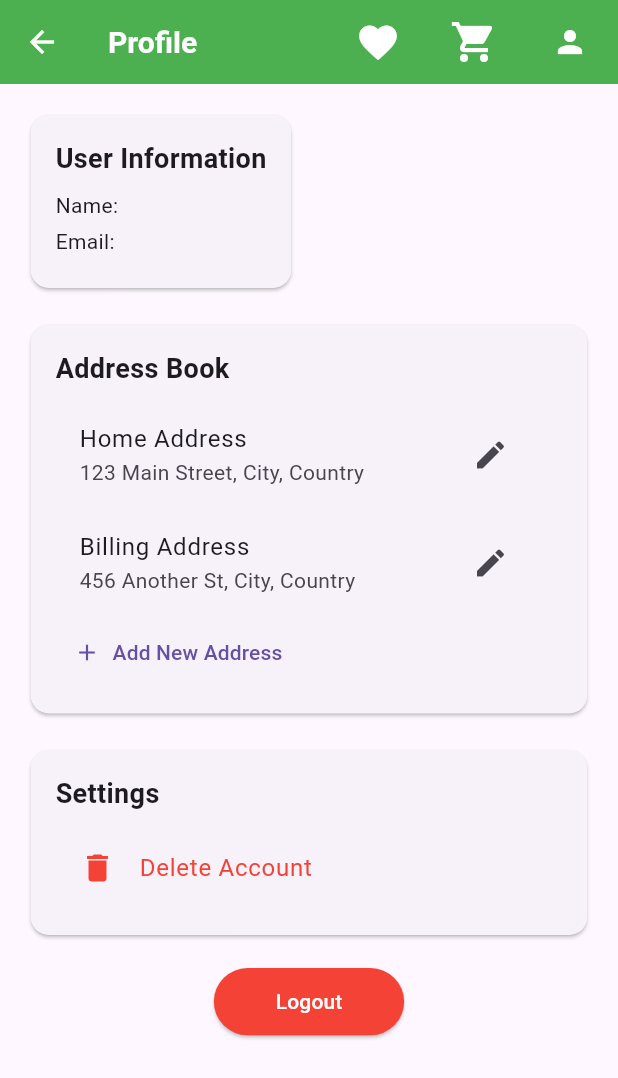
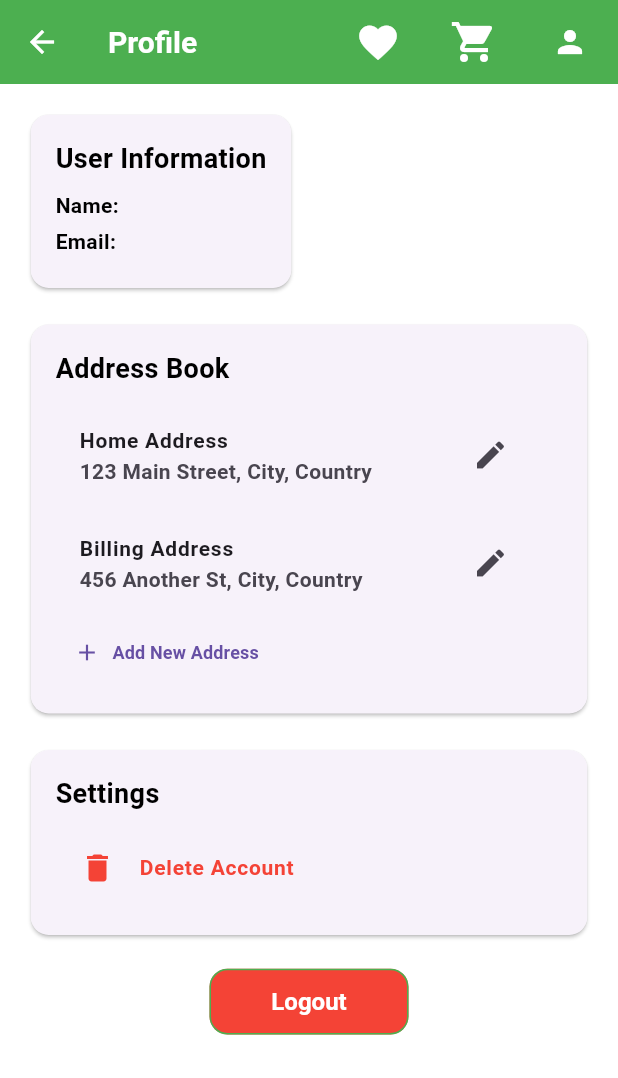
Before and after one commit to void-craft/flutter-ecommerce-app, a Flutter app: the ProfileScreen screen opened directly, on a phone screen of 412 x 824 dp. Shown: the top 1078 px of the screen. Run offline on Flutter 3.47's test engine with Material 3 defaults, Android fonts, the phone set to English and light mode, and no system bars; our stand-ins replace cloud_firestore, equatable, firebase_auth, firebase_core, flutter_bloc, flutter_rating_bar and 2 more; accounts and stored records are empty; network calls fail; Roboto replaces fonts that are missing (Poppins).

Commit message:
adding data for light and dark theme implementation

```diff
--- a/lib/main.dart
+++ b/lib/main.dart
@@ -1,4 +1,5 @@
 import 'package:bagit/screens/base/base.dart';
+import 'package:bagit/utils/theme/theme.dart';
 import 'package:flutter/material.dart';
 import 'package:firebase_core/firebase_core.dart';
 import 'firebase_options.dart';
@@ -14,9 +15,12 @@ class MyApp extends StatelessWidget {
 
   @override
   Widget build(BuildContext context) {
-    return const MaterialApp(
+    return MaterialApp(
+      themeMode: ThemeMode.system,
+      theme: CustomAppTheme.lightTheme,
+      darkTheme: CustomAppTheme.darkTheme,
       title: 'BagIt',
-      home: BaseApp(),
+      home: const BaseApp(),
     );
   }
 }
--- /dev/null
+++ b/lib/utils/theme/custom_theme/appbar_theme.dart
@@ -0,0 +1,25 @@
+import 'package:flutter/material.dart';
+class CustomAppBarTheme{
+
+  CustomAppBarTheme._();
+  static const lightAppBarTheme = AppBarTheme (
+    elevation: 0,
+    centerTitle: false,
+    scrolledUnderElevation: 0,
+    backgroundColor: Colors.transparent,
+    surfaceTintColor: Colors.transparent,
+    iconTheme: IconThemeData(color: Colors.black, size: 24),
+    actionsIconTheme: IconThemeData (color: Colors.black, size: 24),
+    titleTextStyle: TextStyle(fontSize: 18.0, fontWeight: FontWeight.w600, color: Colors.black),
+  );
+  static const darkAppBarTheme = AppBarTheme (
+    elevation: 0,
+    centerTitle: false,
+    scrolledUnderElevation: 0,
+    backgroundColor: Colors.transparent,
+    surfaceTintColor: Colors.transparent,
+    iconTheme: IconThemeData (color: Colors.black, size: 24),
+    actionsIconTheme: IconThemeData (color: Colors. white, size: 24),
+    titleTextStyle: TextStyle(fontSize: 18.0, fontWeight: FontWeight.w600, color: Colors.white)
+  );
+}
--- /dev/null
+++ b/lib/utils/theme/custom_theme/bottom_sheet_theme.dart
@@ -0,0 +1,21 @@
+import 'package:flutter/material.dart';
+
+class CustomBottomSheetTheme {
+  CustomBottomSheetTheme._();
+
+  static BottomSheetThemeData lightBottomSheetTheme = BottomSheetThemeData(
+    showDragHandle: true,
+    backgroundColor: Colors.white,
+    modalBackgroundColor: Colors.white,
+    constraints: const BoxConstraints(minWidth: double.infinity),
+    shape: RoundedRectangleBorder(borderRadius: BorderRadius.circular(16)),
+  );
+
+  static BottomSheetThemeData darkBottomSheetTheme = BottomSheetThemeData(
+    showDragHandle: true,
+    backgroundColor: Colors.black,
+    modalBackgroundColor: Colors.black,
+    constraints: const BoxConstraints(minWidth: double.infinity),
+    shape: RoundedRectangleBorder(borderRadius: BorderRadius.circular(16)),
+  );
+}
--- /dev/null
+++ b/lib/utils/theme/custom_theme/checkbox_theme.dart
@@ -0,0 +1,41 @@
+import 'package:flutter/material.dart';
+
+class CustomCheckboxTheme {
+  CustomCheckboxTheme._();
+
+  static CheckboxThemeData lightCheckboxTheme = CheckboxThemeData(
+    shape: RoundedRectangleBorder (borderRadius: BorderRadius.circular (4)),
+    checkColor: WidgetStateProperty.resolveWith((states) {
+      if (states.contains (WidgetState.selected)) {
+        return Colors.white;
+      } else {
+        return Colors.black;
+      }
+    }),
+    fillColor: WidgetStateProperty.resolveWith((states) {
+      if (states.contains (WidgetState.selected)) {
+        return Colors.green;
+      } else {
+        return Colors. transparent;
+      }
+    }),
+  );
+
+  static CheckboxThemeData darkCheckboxTheme = CheckboxThemeData(
+    shape: RoundedRectangleBorder (borderRadius: BorderRadius.circular (4)),
+    checkColor: WidgetStateProperty.resolveWith((states) {
+      if (states.contains (WidgetState.selected)) {
+        return Colors.white;
+      } else {
+        return Colors.black;
+      }
+    }),
+    fillColor: WidgetStateProperty.resolveWith((states) {
+      if (states.contains (WidgetState.selected)) {
+        return Colors.green;
+      } else {
+        return Colors. transparent;
+      }
+    }),
+  );
+}
--- /dev/null
+++ b/lib/utils/theme/custom_theme/chip_theme.dart
@@ -0,0 +1,20 @@
+import 'package:flutter/material.dart';
+
+class CustomChipTheme {
+  CustomChipTheme._();
+  static ChipThemeData lightChipTheme = ChipThemeData(
+    disabledColor: Colors.grey.withOpacity (0.4),
+    labelStyle: const TextStyle(color: Colors.black),
+    selectedColor: Colors.green,
+    padding: const EdgeInsets. symmetric (horizontal: 12.0, vertical: 12),
+    checkmarkColor: Colors.white,
+  );
+
+  static ChipThemeData darkChipTheme = const ChipThemeData(
+    disabledColor: Colors.grey,
+    labelStyle: TextStyle(color: Colors.white),
+    selectedColor: Colors.green,
+    padding: EdgeInsets. symmetric (horizontal: 12.0, vertical: 12),
+    checkmarkColor: Colors.white,
+  );
+}
--- /dev/null
+++ b/lib/utils/theme/custom_theme/elevated_button_theme.dart
@@ -0,0 +1,34 @@
+import 'package:flutter/material.dart';
+
+class CustomElevatedButtonTheme {
+  CustomElevatedButtonTheme._();
+
+  static final lightElevatedButtonTheme = ElevatedButtonThemeData(
+    style: ElevatedButton.styleFrom(
+      elevation: 0,
+      foregroundColor: Colors.white,
+      backgroundColor: Colors.green,
+      disabledForegroundColor: Colors.grey,
+      disabledBackgroundColor: Colors.grey,
+      side: const BorderSide(color: Colors.green),
+      padding: const EdgeInsets.symmetric(vertical: 18),
+      textStyle: const TextStyle(fontSize: 16, color: Colors.white, fontWeight: FontWeight.w600),
+      shape: RoundedRectangleBorder(borderRadius: BorderRadius.circular(12)),
+    )
+  );
+
+  static final darkElevatedButtonTheme = ElevatedButtonThemeData(
+    style: ElevatedButton.styleFrom(
+      elevation: 0,
+      foregroundColor: Colors.white,
+      backgroundColor: Colors.green,
+      disabledForegroundColor: Colors.grey,
+      disabledBackgroundColor: Colors.grey,
+      side: const BorderSide(color: Colors.green),
+      padding: const EdgeInsets.symmetric(vertical: 18),
+      textStyle: const TextStyle(fontSize: 16, color: Colors.white, fontWeight: FontWeight.w600),
+      shape: RoundedRectangleBorder(borderRadius: BorderRadius.circular(12)),
+    )
+  );
+
+}
--- /dev/null
+++ b/lib/utils/theme/custom_theme/outlined_button_theme.dart
@@ -0,0 +1,26 @@
+import 'package:flutter/material.dart';
+
+class CustomOutlinedButtonTheme {
+  CustomOutlinedButtonTheme._();
+
+  static final lightOutlinedButtonTheme = OutlinedButtonThemeData(
+    style: OutlinedButton.styleFrom(
+      elevation: 0,
+      foregroundColor: Colors.black,
+      side: const BorderSide (color: Colors.green),
+      textStyle: const TextStyle (fontSize: 16, color: Colors.black, fontWeight: FontWeight.w600),
+      padding: const EdgeInsets.symmetric (vertical: 16, horizontal: 20),
+      shape: RoundedRectangleBorder (borderRadius: BorderRadius. circular (14)),
+    ),
+  );
+
+  static final darkOutlinedButtonTheme = OutlinedButtonThemeData(
+    style: OutlinedButton.styleFrom(
+      foregroundColor: Colors.white,
+      side: const BorderSide (color: Colors.green),
+      textStyle: const TextStyle (fontSize: 16, color: Colors.white, fontWeight: FontWeight.w600),
+      padding: const EdgeInsets.symmetric (vertical: 16, horizontal: 20),
+      shape: RoundedRectangleBorder (borderRadius: BorderRadius.circular (14)),
+    ),
+  );
+}
--- /dev/null
+++ b/lib/utils/theme/custom_theme/text_field_theme.dart
@@ -0,0 +1,63 @@
+import 'package:flutter/material.dart';
+class CustomTextFormFieldTheme {
+  CustomTextFormFieldTheme._();
+  static InputDecorationTheme lightInputDecorationTheme = InputDecorationTheme (
+    errorMaxLines: 3,
+    prefixIconColor: Colors.grey,
+    suffixIconColor: Colors.grey,
+    labelStyle: const TextStyle().copyWith (fontSize: 14, color: Colors.black),
+    hintStyle: const TextStyle().copyWith (fontSize: 14, color: Colors.black),
+    errorStyle: const TextStyle().copyWith (fontStyle: FontStyle.normal),
+    floatingLabelStyle: const TextStyle().copyWith(color: Colors.black.withOpacity(0.8)),
+    border: const OutlineInputBorder().copyWith(
+      borderRadius: BorderRadius.circular (14),
+      borderSide: const BorderSide (width: 1, color: Colors.grey),
+    ),
+    enabledBorder: const OutlineInputBorder().copyWith(
+      borderRadius: BorderRadius.circular(14),
+      borderSide: const BorderSide (width: 1, color: Colors.grey),
+    ),
+    focusedBorder: const OutlineInputBorder().copyWith(
+      borderRadius: BorderRadius.circular (14),
+      borderSide: const BorderSide (width: 1, color: Colors.black12),
+    ),
+    errorBorder: const OutlineInputBorder().copyWith(
+      borderRadius: BorderRadius.circular (14),
+      borderSide: const BorderSide (width: 1, color: Colors.red),
+    ),
+    focusedErrorBorder: const OutlineInputBorder().copyWith(
+      borderRadius: BorderRadius.circular (14),
+      borderSide: const BorderSide (width: 2, color: Colors.orange),
+    ),
+  );
+
+  static InputDecorationTheme darkInputDecorationTheme = InputDecorationTheme (
+    errorMaxLines: 3,
+    prefixIconColor: Colors.grey,
+    suffixIconColor: Colors.grey,
+    labelStyle: const TextStyle().copyWith (fontSize: 14, color: Colors.white),
+    hintStyle: const TextStyle().copyWith (fontSize: 14, color: Colors.white),
+    errorStyle: const TextStyle().copyWith (fontStyle: FontStyle.normal),
+    floatingLabelStyle: const TextStyle().copyWith(color: Colors.white.withOpacity(0.8)),
+    border: const OutlineInputBorder().copyWith(
+      borderRadius: BorderRadius.circular (14),
+      borderSide: const BorderSide (width: 1, color: Colors.grey),
+    ),
+    enabledBorder: const OutlineInputBorder().copyWith(
+      borderRadius: BorderRadius.circular(14),
+      borderSide: const BorderSide (width: 1, color: Colors.grey),
+    ),
+    focusedBorder: const OutlineInputBorder().copyWith(
+      borderRadius: BorderRadius.circular (14),
+      borderSide: const BorderSide (width: 1, color: Colors.white),
+    ),
+    errorBorder: const OutlineInputBorder().copyWith(
+      borderRadius: BorderRadius.circular (14),
+      borderSide: const BorderSide (width: 1, color: Colors.red),
+    ),
+    focusedErrorBorder: const OutlineInputBorder().copyWith(
+      borderRadius: BorderRadius.circular (14),
+      borderSide: const BorderSide (width: 2, color: Colors.orange),
+    ),
+  );
+}
--- /dev/null
+++ b/lib/utils/theme/custom_theme/text_theme.dart
@@ -0,0 +1,38 @@
+import 'package:flutter/material.dart';
+
+class CustomTextTheme {
+  CustomTextTheme._();
+  static TextTheme lightTextTheme = TextTheme(
+    headlineLarge: const TextStyle().copyWith(fontSize: 32.0, fontWeight: FontWeight.bold, color: Colors.black),
+    headlineMedium: const TextStyle().copyWith(fontSize: 24.0, fontWeight: FontWeight.w600, color: Colors.black),
+    headlineSmall: const TextStyle().copyWith(fontSize: 18.0, fontWeight: FontWeight.w600, color: Colors.black),
+
+    titleLarge: const TextStyle().copyWith(fontSize: 16.0, fontWeight: FontWeight.bold, color: Colors.black),
+    titleMedium: const TextStyle().copyWith(fontSize: 16.0, fontWeight: FontWeight.w600, color: Colors.black),
+    titleSmall: const TextStyle().copyWith(fontSize: 16.0, fontWeight: FontWeight.w600, color: Colors.black),
+
+    bodyLarge: const TextStyle().copyWith(fontSize: 14.0, fontWeight: FontWeight.bold, color: Colors.black),
+    bodyMedium: const TextStyle().copyWith(fontSize: 14.0, fontWeight: FontWeight.w600, color: Colors.black),
+    bodySmall: const TextStyle().copyWith(fontSize: 14.0, fontWeight: FontWeight.w600, color: Colors.black),
+
+
+    labelLarge: const TextStyle().copyWith(fontSize: 12.0, fontWeight: FontWeight.w600, color: Colors.black),
+    labelMedium: const TextStyle().copyWith(fontSize: 12.0, fontWeight: FontWeight.w600, color: Colors.black),
+  );
+  static TextTheme darkTextTheme = TextTheme(
+    headlineLarge: const TextStyle().copyWith(fontSize: 32.0, fontWeight: FontWeight.bold, color: Colors.white),
+    headlineMedium: const TextStyle().copyWith(fontSize: 24.0, fontWeight: FontWeight.w600, color: Colors.white),
+    headlineSmall: const TextStyle().copyWith(fontSize: 18.0, fontWeight: FontWeight.w600, color: Colors.white),
+
+    titleLarge: const TextStyle().copyWith(fontSize: 16.0, fontWeight: FontWeight.bold, color: Colors.white),
+    titleMedium: const TextStyle().copyWith(fontSize: 16.0, fontWeight: FontWeight.w600, color: Colors.white),
+    titleSmall: const TextStyle().copyWith(fontSize: 16.0, fontWeight: FontWeight.w600, color: Colors.white),
+
+    bodyLarge: const TextStyle().copyWith(fontSize: 14.0, fontWeight: FontWeight.bold, color: Colors.white),
+    bodyMedium: const TextStyle().copyWith(fontSize: 14.0, fontWeight: FontWeight.w600, color: Colors.white),
+    bodySmall: const TextStyle().copyWith(fontSize: 14.0, fontWeight: FontWeight.w600, color: Colors.white),
+
+    labelLarge: const TextStyle().copyWith(fontSize: 12.0, fontWeight: FontWeight.w600, color: Colors.white),
+    labelMedium: const TextStyle().copyWith(fontSize: 12.0, fontWeight: FontWeight.w600, color: Colors.white),
+    );
+}
--- /dev/null
+++ b/lib/utils/theme/theme.dart
@@ -0,0 +1,45 @@
+import 'package:bagit/utils/theme/custom_theme/appbar_theme.dart';
+import 'package:bagit/utils/theme/custom_theme/bottom_sheet_theme.dart';
+import 'package:bagit/utils/theme/custom_theme/checkbox_theme.dart';
+import 'package:bagit/utils/theme/custom_theme/chip_theme.dart';
+import 'package:bagit/utils/theme/custom_theme/elevated_button_theme.dart';
+import 'package:bagit/utils/theme/custom_theme/outlined_button_theme.dart';
+import 'package:bagit/utils/theme/custom_theme/text_field_theme.dart';
+import 'package:bagit/utils/theme/custom_theme/text_theme.dart';
+import 'package:flutter/material.dart';
+
+class CustomAppTheme {
+  CustomAppTheme._();
+
+  static ThemeData lightTheme = ThemeData(
+    useMaterial3: true,
+    fontFamily: 'Poppins',
+    brightness: Brightness.light,
+    primaryColor: Colors.green,
+    textTheme: CustomTextTheme.lightTextTheme,
+    chipTheme: CustomChipTheme.lightChipTheme,
+    scaffoldBackgroundColor: Colors.white,
+    appBarTheme: CustomAppBarTheme.lightAppBarTheme,
+    checkboxTheme: CustomCheckboxTheme.lightCheckboxTheme,
+    bottomSheetTheme: CustomBottomSheetTheme.lightBottomSheetTheme,
+    elevatedButtonTheme: CustomElevatedButtonTheme.lightElevatedButtonTheme,
+    outlinedButtonTheme: CustomOutlinedButtonTheme.lightOutlinedButtonTheme,
+    inputDecorationTheme: CustomTextFormFieldTheme.lightInputDecorationTheme,
+  );
+
+  static ThemeData darkTheme = ThemeData(
+    useMaterial3: true,
+    fontFamily: 'Poppins',
+    brightness: Brightness.dark,
+    primaryColor: Colors.green,
+    textTheme: CustomTextTheme.darkTextTheme,
+    chipTheme: CustomChipTheme.darkChipTheme,
+    scaffoldBackgroundColor: Colors.black,
+    appBarTheme: CustomAppBarTheme.darkAppBarTheme,
+    checkboxTheme: CustomCheckboxTheme.darkCheckboxTheme,
+    bottomSheetTheme: CustomBottomSheetTheme.darkBottomSheetTheme,
+    elevatedButtonTheme: CustomElevatedButtonTheme.darkElevatedButtonTheme,
+    outlinedButtonTheme: CustomOutlinedButtonTheme.darkOutlinedButtonTheme,
+    inputDecorationTheme: CustomTextFormFieldTheme.darkInputDecorationTheme,
+  );
+}
```
Also changed, not shown: 1 other file.
